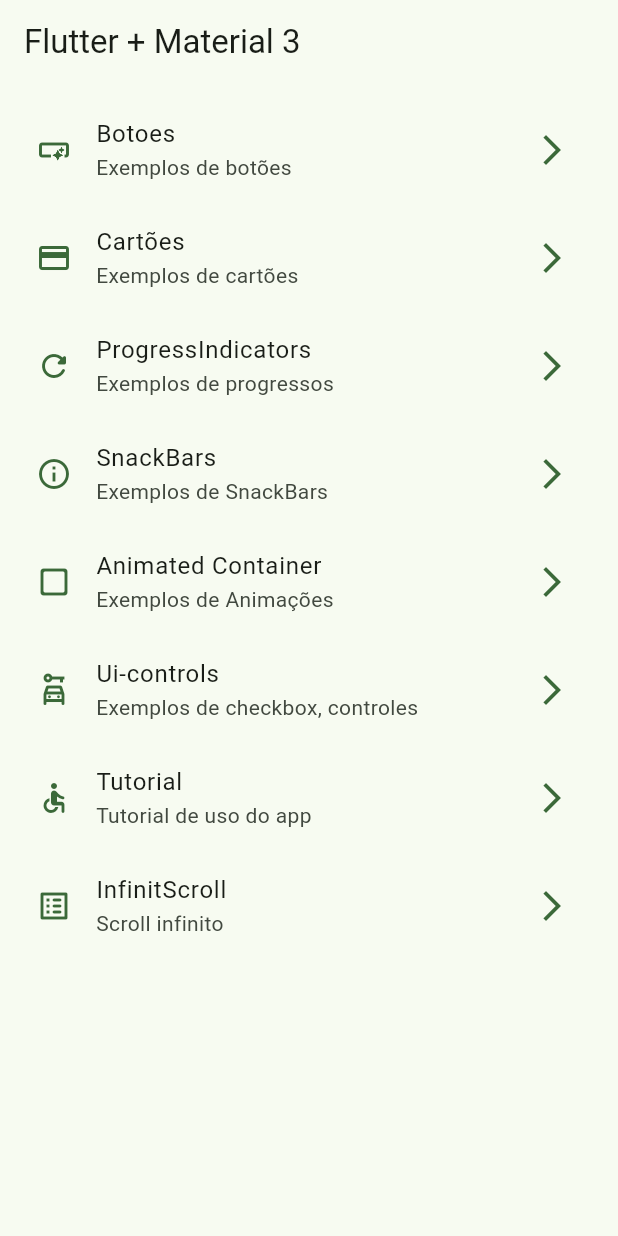
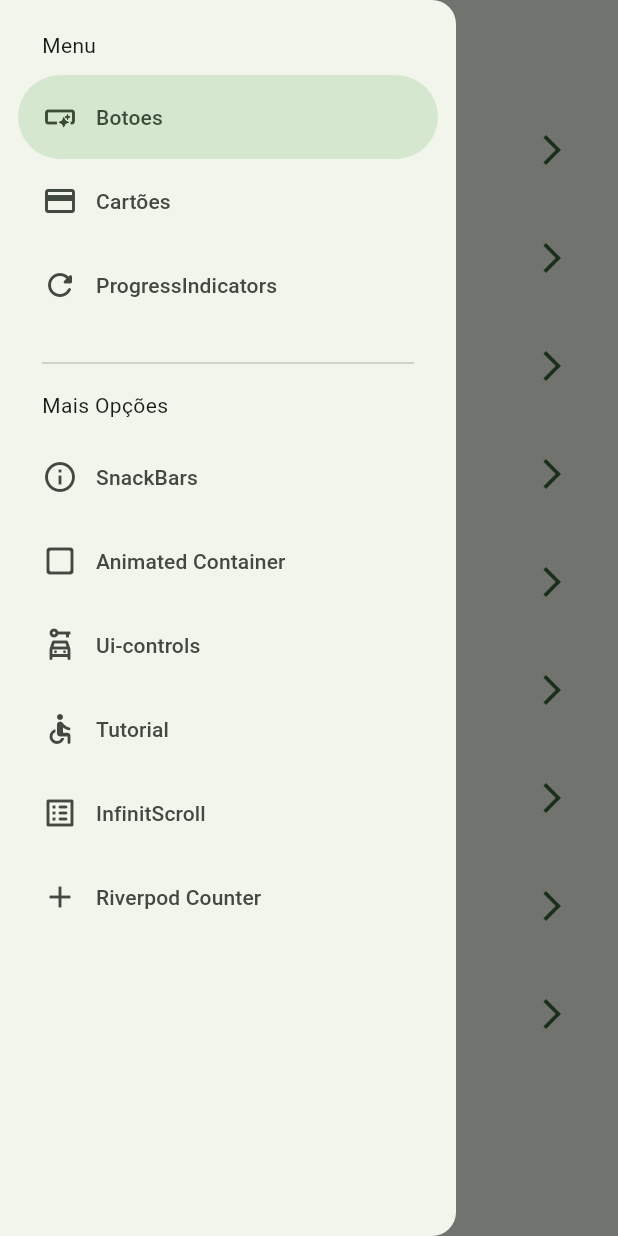
Before and after one commit to eduardocintrasantos/WidgetsApp, a Flutter app: the screen it shows after launch, with the side drawer open (before the commit the screen has no drawer), on a phone screen of 412 x 824 dp. Run offline on Flutter 3.47's test engine with Material 3 defaults, Android fonts, the phone set to English and light mode, and no system bars; our stand-ins replace animate_do, flutter_riverpod, go_router.

Commit message:
Continuar Riverpod 162

```diff
--- a/lib/config/menu/menu_itens.dart
+++ b/lib/config/menu/menu_itens.dart
@@ -64,4 +64,10 @@ const appMenuItens = <MenuItem>[
     link: '/infinitscroll',
     icon: Icons.list_alt_rounded,
   ),
+  MenuItem(
+    title: 'Riverpod Counter',
+    subTitle: 'Introdução ao riverpod',
+    link: '/counter',
+    icon: Icons.add,
+  ),
 ];
--- a/lib/config/router/app_router.dart
+++ b/lib/config/router/app_router.dart
@@ -66,5 +66,12 @@ final appRouter = GoRouter(
         return const InfiniteScrollScreen();
       },
     ),
+
+    GoRoute(
+      path: '/counter',
+      builder: (BuildContext context, GoRouterState state) {
+        return CounterScreen();
+      },
+    ),
   ],
 );
--- /dev/null
+++ b/lib/presentation/providers/counter_provider.dart
@@ -0,0 +1,3 @@
+import 'package:flutter_riverpod/legacy.dart';
+
+final counterProvider = StateProvider((ref) => 5,);
--- a/lib/presentation/screens/home/home_screen.dart
+++ b/lib/presentation/screens/home/home_screen.dart
@@ -1,18 +1,24 @@
 import 'package:flutter/material.dart';
 import 'package:go_router/go_router.dart';
 import 'package:widgets_app/config/menu/menu_itens.dart';
+import 'package:widgets_app/presentation/widgets/side_menu.dart';
 
 class HomeScreen extends StatelessWidget {
   const HomeScreen({super.key});
 
   @override
   Widget build(BuildContext context) {
+
+    final scaffoldKey = GlobalKey<ScaffoldState>();
+
     return Scaffold(
+      key: scaffoldKey,
       appBar: AppBar(
         title: Text('Flutter + Material 3'),
         //centerTitle: false,
       ),
       body: const _HomeView(),
+      drawer: SideMenu(scaffoldKey: scaffoldKey)
     );
   }
 }
--- a/lib/presentation/screens/screens.dart
+++ b/lib/presentation/screens/screens.dart
@@ -7,3 +7,4 @@ export 'infinite_scroll/infinite_scroll_screen.dart';
 export 'progress/progress_screen.dart';
 export 'snackbar/snackbar_screen.dart';
 export 'ui_controls/ui_controls_screen.dart';
+export 'counter/counter_screen.dart';
--- /dev/null
+++ b/lib/presentation/widgets/side_menu.dart
@@ -0,0 +1,67 @@
+import 'package:flutter/material.dart';
+import 'package:go_router/go_router.dart';
+import 'package:widgets_app/config/menu/menu_itens.dart';
+
+class SideMenu extends StatefulWidget {
+
+  final GlobalKey<ScaffoldState> scaffoldKey;
+
+  const SideMenu({super.key, required this.scaffoldKey});
+
+  @override
+  State<SideMenu> createState() => _SideMenuState();
+}
+
+class _SideMenuState extends State<SideMenu> {
+  int navDrawerIndex = 0;
+
+  @override
+  Widget build(BuildContext context) {
+    final hasNotch = MediaQuery.of(context).viewPadding.top > 35;
+    print(hasNotch);
+    return NavigationDrawer(
+      selectedIndex: navDrawerIndex,
+      onDestinationSelected: (value) {
+
+        setState(() {
+          navDrawerIndex = value;
+        });
+
+        final menuItem = appMenuItens[value];
+        context.push(menuItem.link);
+        widget.scaffoldKey.currentState?.closeDrawer();
+
+      },
+      children: [
+        Padding(
+          padding: EdgeInsets.fromLTRB(28, hasNotch ? 10 : 20, 16, 10),
+          child: Text('Menu'),),
+
+        ...appMenuItens
+          .sublist(0, 3)
+          .map((item) => NavigationDrawerDestination(
+            icon: Icon(item.icon),
+            label: Text('${item.title}')
+          )
+        ),
+
+        Padding(
+          padding: EdgeInsets.fromLTRB(28, 16, 28, 10),
+          child: Divider(),
+        ),
+        Padding(
+          padding: EdgeInsets.fromLTRB(28, 0, 16, 10),
+          child: Text('Mais Opções'),),
+
+        ...appMenuItens
+          .sublist(3)
+          .map((item) => NavigationDrawerDestination(
+            icon: Icon(item.icon),
+            label: Text('${item.title}'),
+          )
+        ),
+
+      ]
+    );
+  }
+}
--- a/pubspec.yaml
+++ b/pubspec.yaml
@@ -10,6 +10,7 @@ dependencies:
   animate_do: ^4.2.0
   flutter:
     sdk: flutter
+  flutter_riverpod: ^3.0.3
   go_router: ^16.3.0
 
 dev_dependencies:
```
Also changed, not shown: lib/main.dart (+6 -1 lines), lib/presentation/screens/counter/counter_screen.dart (added, +31 -0 lines), pubspec.lock.
